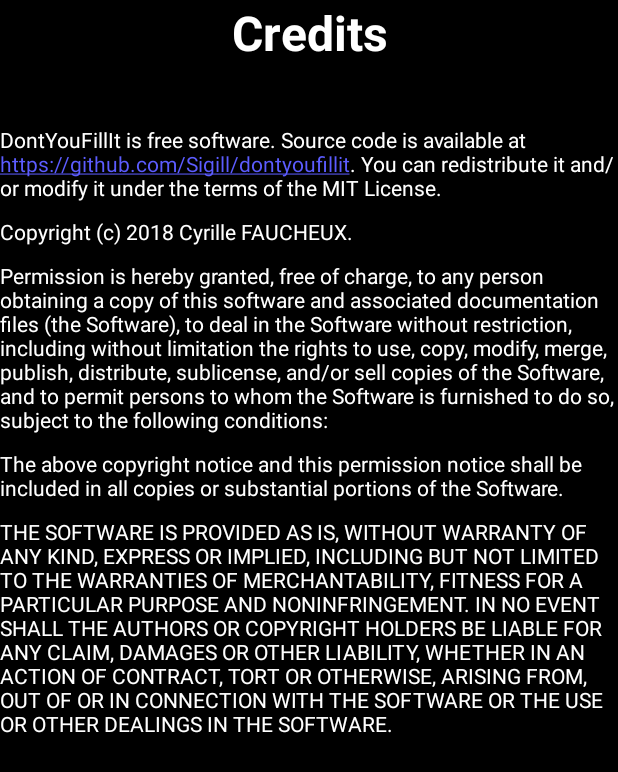
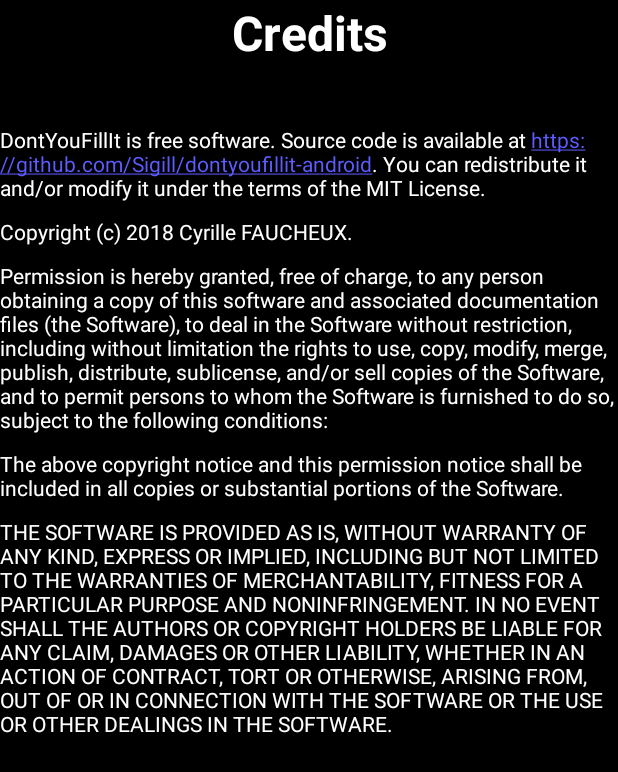
Before and after one commit to Sigill/dontyoufillit-android, an Android app: the CreditsActivity screen opened directly, with no data from a screen before it, on a phone screen of 412 x 824 dp. Shown: the top 772 px of the screen. Run offline under Robolectric (Android 15) with nearby library versions, the phone set to English and light mode, and no system bars.

Commit message:
Fix github url

```diff
--- a/app/src/main/res/layout/activity_credits.xml
+++ b/app/src/main/res/layout/activity_credits.xml
@@ -38,7 +38,7 @@
             android:layout_width="match_parent"
             android:layout_height="wrap_content"
             android:layout_marginBottom="10dp"
-            android:text="@string/bsd_license1"
+            android:text="@string/mit_license1"
             android:textColor="@android:color/white" />
 
         <TextView
@@ -46,7 +46,7 @@
             android:layout_width="match_parent"
             android:layout_height="wrap_content"
             android:layout_marginBottom="10dp"
-            android:text="@string/bsd_license2"
+            android:text="@string/mit_license2"
             android:textColor="@android:color/white" />
 
         <TextView
@@ -54,7 +54,7 @@
             android:layout_width="match_parent"
             android:layout_height="wrap_content"
             android:layout_marginBottom="10dp"
-            android:text="@string/bsd_license3"
+            android:text="@string/mit_license3"
             android:textColor="@android:color/white" />
 
         <TextView
@@ -62,7 +62,7 @@
             android:layout_width="match_parent"
             android:layout_height="wrap_content"
             android:layout_marginBottom="10dp"
-            android:text="@string/bsd_license4"
+            android:text="@string/mit_license4"
             android:textColor="@android:color/white" />
     </LinearLayout>
 </ScrollView>
--- a/app/src/main/res/values/strings.xml
+++ b/app/src/main/res/values/strings.xml
@@ -2,9 +2,9 @@
     <string name="app_name">DontYouFillIt</string>
     <string name="play">Play</string>
     <string name="credits">Credits</string>
-    <string name="credits_intro">DontYouFillIt is free software. Source code is available at https://github.com/Sigill/dontyoufillit. You can redistribute it and/or modify it under the terms of the MIT License.</string>
-    <string name="bsd_license1">Copyright (c) 2018 Cyrille FAUCHEUX.</string>
-    <string name="bsd_license2">Permission is hereby granted, free of charge, to any person obtaining a copy of this software and associated documentation files (the "Software"), to deal in the Software without restriction, including without limitation the rights to use, copy, modify, merge, publish, distribute, sublicense, and/or sell copies of the Software, and to permit persons to whom the Software is furnished to do so, subject to the following conditions:</string>
-    <string name="bsd_license3">The above copyright notice and this permission notice shall be included in all copies or substantial portions of the Software.</string>
-    <string name="bsd_license4">THE SOFTWARE IS PROVIDED "AS IS", WITHOUT WARRANTY OF ANY KIND, EXPRESS OR IMPLIED, INCLUDING BUT NOT LIMITED TO THE WARRANTIES OF MERCHANTABILITY, FITNESS FOR A PARTICULAR PURPOSE AND NONINFRINGEMENT. IN NO EVENT SHALL THE AUTHORS OR COPYRIGHT HOLDERS BE LIABLE FOR ANY CLAIM, DAMAGES OR OTHER LIABILITY, WHETHER IN AN ACTION OF CONTRACT, TORT OR OTHERWISE, ARISING FROM, OUT OF OR IN CONNECTION WITH THE SOFTWARE OR THE USE OR OTHER DEALINGS IN THE SOFTWARE.</string>
+    <string name="credits_intro">DontYouFillIt is free software. Source code is available at https://github.com/Sigill/dontyoufillit-android. You can redistribute it and/or modify it under the terms of the MIT License.</string>
+    <string name="mit_license1">Copyright (c) 2018 Cyrille FAUCHEUX.</string>
+    <string name="mit_license2">Permission is hereby granted, free of charge, to any person obtaining a copy of this software and associated documentation files (the "Software"), to deal in the Software without restriction, including without limitation the rights to use, copy, modify, merge, publish, distribute, sublicense, and/or sell copies of the Software, and to permit persons to whom the Software is furnished to do so, subject to the following conditions:</string>
+    <string name="mit_license3">The above copyright notice and this permission notice shall be included in all copies or substantial portions of the Software.</string>
+    <string name="mit_license4">THE SOFTWARE IS PROVIDED "AS IS", WITHOUT WARRANTY OF ANY KIND, EXPRESS OR IMPLIED, INCLUDING BUT NOT LIMITED TO THE WARRANTIES OF MERCHANTABILITY, FITNESS FOR A PARTICULAR PURPOSE AND NONINFRINGEMENT. IN NO EVENT SHALL THE AUTHORS OR COPYRIGHT HOLDERS BE LIABLE FOR ANY CLAIM, DAMAGES OR OTHER LIABILITY, WHETHER IN AN ACTION OF CONTRACT, TORT OR OTHERWISE, ARISING FROM, OUT OF OR IN CONNECTION WITH THE SOFTWARE OR THE USE OR OTHER DEALINGS IN THE SOFTWARE.</string>
 </resources>
```
